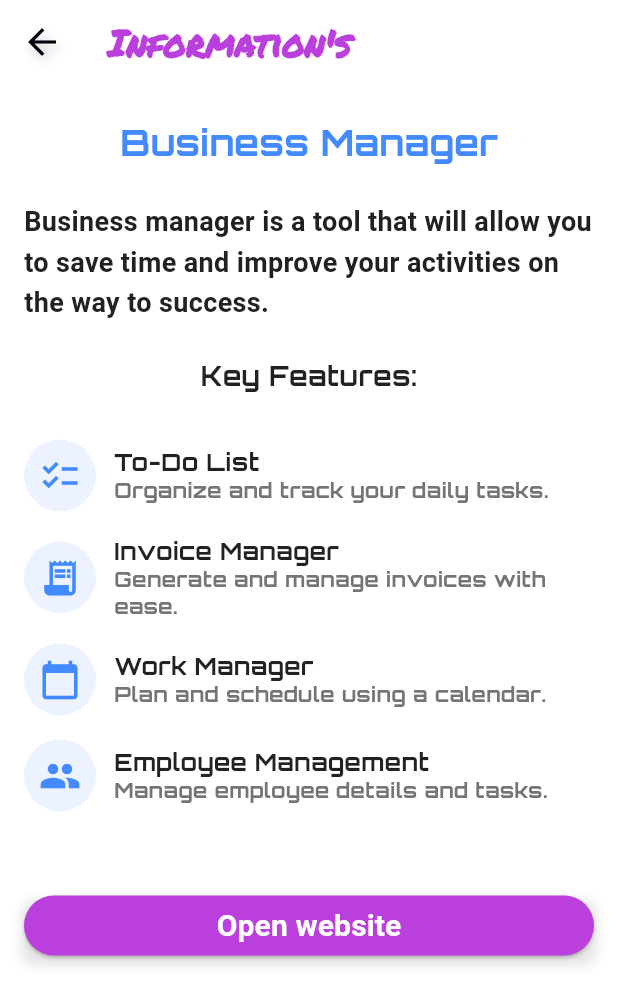
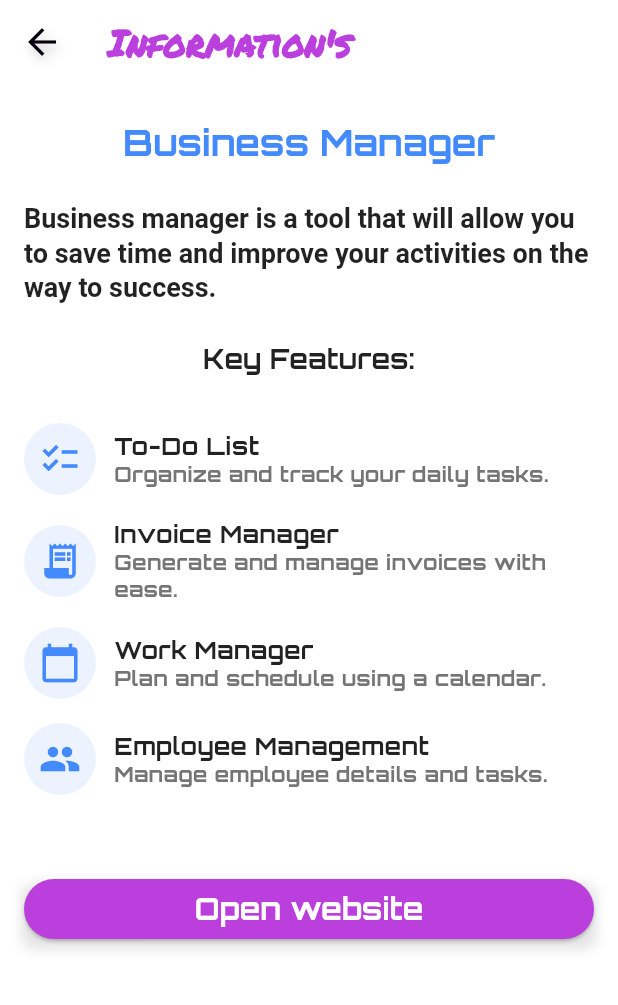
Before and after one commit to MichaelHiszpanski/business_manager, a Flutter app: the InformationsScreen screen opened by its route, on a phone screen of 412 x 824 dp. Shown: the top 1005 px of the screen. Run offline on Flutter 3.47's test engine with Material 3 defaults, Android fonts, the phone set to English and light mode, and no system bars; our stand-ins replace auto_route, bloc, connectivity_plus, equatable, fl_chart, flutter_bloc and 13 more; accounts and stored records are empty; generated files the repository leaves out were written again; Roboto replaces fonts that are missing (Suse); project files that could hold a hidden picture were left out.

Commit message:
strings and formating code

```diff
--- a/lib/core/screens/informations_screen.dart
+++ b/lib/core/screens/informations_screen.dart
@@ -2,6 +2,7 @@ import 'package:auto_route/auto_route.dart';
 import 'package:business_manager/core/theme/app_font_family.dart';
 import 'package:business_manager/core/theme/colors.dart';
 import 'package:business_manager/core/tools/constants.dart';
+import 'package:business_manager/core/tools/flutter_helper.dart';
 import 'package:business_manager/core/widgets/custom_app_bar/custom_app_bar.dart';
 import 'package:flutter/material.dart';
 import 'package:url_launcher/url_launcher.dart';
@@ -19,7 +20,7 @@ class _InformationsScreenState extends State<InformationsScreen> {
   Widget build(BuildContext context) {
     return Scaffold(
       appBar: CustomAppBar(
-        title: "Information's",
+        title: context.strings.title_info,
         onMenuPressed: () {},
       ),
       body: Padding(
@@ -29,57 +30,47 @@ class _InformationsScreenState extends State<InformationsScreen> {
         ),
         child: Column(
           children: [
-            const Text(
-              'Business Manager',
-              style: TextStyle(
-                fontSize: 24.0,
-                fontWeight: FontWeight.bold,
-                color: Colors.blueAccent,
-                fontFamily: AppFontFamily.orbitron,
+            Text(
+              context.strings.app_name,
+              style:
+                  context.text.titleLarge?.copyWith(color: Colors.blueAccent),
+            ),
+            const SizedBox(height: Constants.padding24),
+            Text(
+              context.strings.app_description,
+              style: context.text.displaySmall?.copyWith(
+                color: Colors.black87,
               ),
             ),
             const SizedBox(height: Constants.padding24),
-            Text(
-              'Business manager is a tool that will allow you to save time and improve your activities on the way to success.',
-              style: TextStyle(
-                fontSize: 18.0,
-                color: Colors.grey[900],
-                height: 1.5,
-                fontFamily: AppFontFamily.suse
-              ),
-            ),
-            const SizedBox(height: Constants.padding24),
-            const Text(
-              'Key Features:',
-              style: TextStyle(
-                fontSize: 18.0,
-                fontWeight: FontWeight.w600,
-                color: Colors.black87,
-                fontFamily: AppFontFamily.orbitron,
-              ),
-            ),
+            Text(context.strings.key_features_title,
+                style: context.text.displaySmall?.copyWith(
+                  fontFamily: AppFontFamily.orbitron,
+                  color: Colors.black87,
+                )),
             const SizedBox(height: Constants.padding24),
             _getRow(
               icon: Icons.checklist,
-              title: 'To-Do List',
-              description: 'Organize and track your daily tasks.',
+              title: context.strings.feature_todo_list_title,
+              description: context.strings.feature_todo_list_description,
             ),
             _getRow(
               icon: Icons.receipt_long,
-              title: 'Invoice Manager',
-              description: 'Generate and manage invoices with ease.',
+              title: context.strings.feature_invoice_manager_title,
+              description: context.strings.feature_invoice_manager_description,
             ),
             _getRow(
               icon: Icons.calendar_today,
-              title: 'Work Manager',
-              description: 'Plan and schedule using a calendar.',
+              title: context.strings.feature_work_manager_title,
+              description: context.strings.feature_work_manager_description,
             ),
             _getRow(
               icon: Icons.people,
-              title: 'Employee Management',
-              description: 'Manage employee details and tasks.',
+              title: context.strings.feature_employee_management_title,
+              description:
+                  context.strings.feature_employee_management_description,
             ),
-            const SizedBox(height: 3*Constants.padding16),
+            const SizedBox(height: 3 * Constants.padding16),
             Container(
               width: double.maxFinite,
               height: 40,
@@ -99,13 +90,10 @@ class _InformationsScreenState extends State<InformationsScreen> {
                 style: ButtonStyle(
                   backgroundColor: WidgetStateProperty.all(Pallete.gradient1),
                 ),
-                child: const Text(
-                  "Open website",
-                  style: TextStyle(
-                    color: Pallete.whiteColor,
-                    fontSize: 20,
-                    fontWeight: FontWeight.w600,
-                    fontFamily: AppFontFamily.suse,
+                child: Text(
+                  context.strings.button_open_website,
+                  style: context.text.headlineSmall?.copyWith(
+                    color: Colors.white,
                   ),
                 ),
               ),
@@ -152,10 +140,11 @@ class _InformationsScreenState extends State<InformationsScreen> {
                 Text(
                   title,
                   style: const TextStyle(
-                      fontSize: 16.0,
-                      fontWeight: FontWeight.w600,
-                      color: Colors.black87,
-                      fontFamily: AppFontFamily.orbitron),
+                    fontSize: 16.0,
+                    fontWeight: FontWeight.w600,
+                    color: Colors.black87,
+                    fontFamily: AppFontFamily.orbitron,
+                  ),
                 ),
                 Text(
                   description,
--- a/lib/core/theme/typography.dart
+++ b/lib/core/theme/typography.dart
@@ -33,7 +33,7 @@ TextTheme getTextTheme(Color defaultTextColor) {
       fontFamily: AppFontFamily.orbitron,
     ),
     headlineSmall: TextStyle(
-      fontSize: 19,
+      fontSize: 20,
       height: 1.25,
       fontWeight: FontWeight.w700,
       color: defaultTextColor,
```
Also changed, not shown: lib/core/screens/home_screen.dart (+11 -11 lines), lib/feature/services/employee_management/presentation/screens/employee_details_screen.dart (+6 -4 lines), lib/feature/services/to_do_list/presentation/screens/add_item_screen.dart (+5 -12 lines), lib/feature/services/to_do_list/presentation/screens/edit_item_screen.dart (+6 -8 lines), res/strings/strings_en.arb (+17 -1 lines), res/strings/strings_pl.arb (+17 -1 lines), 1 other file.
